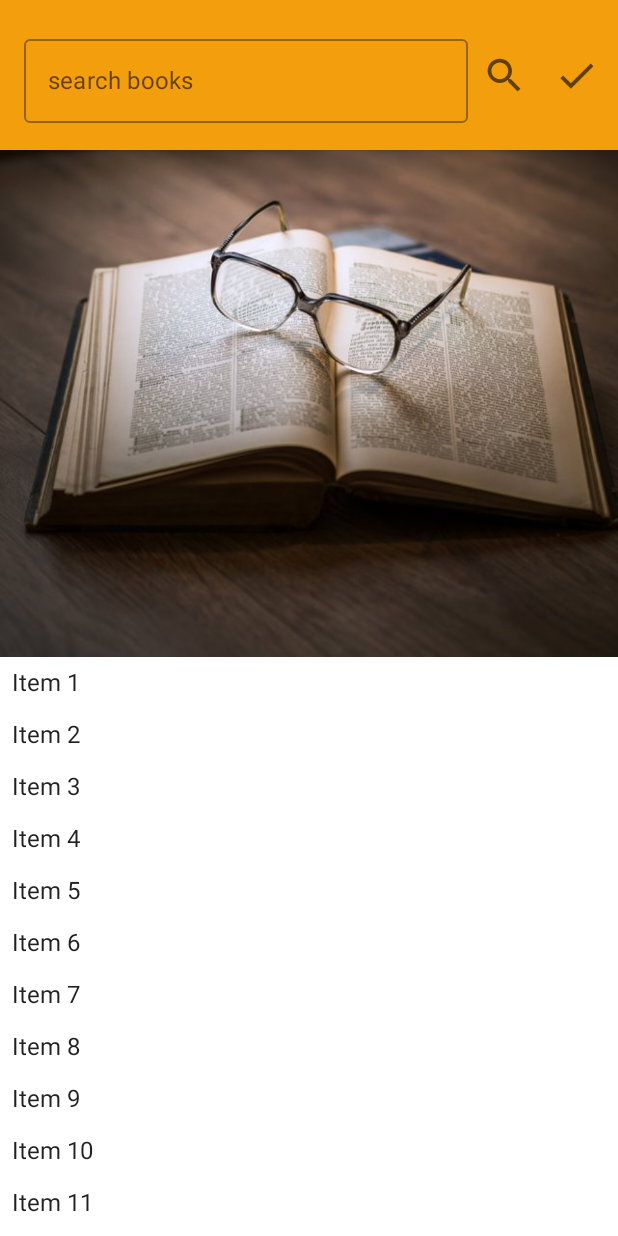
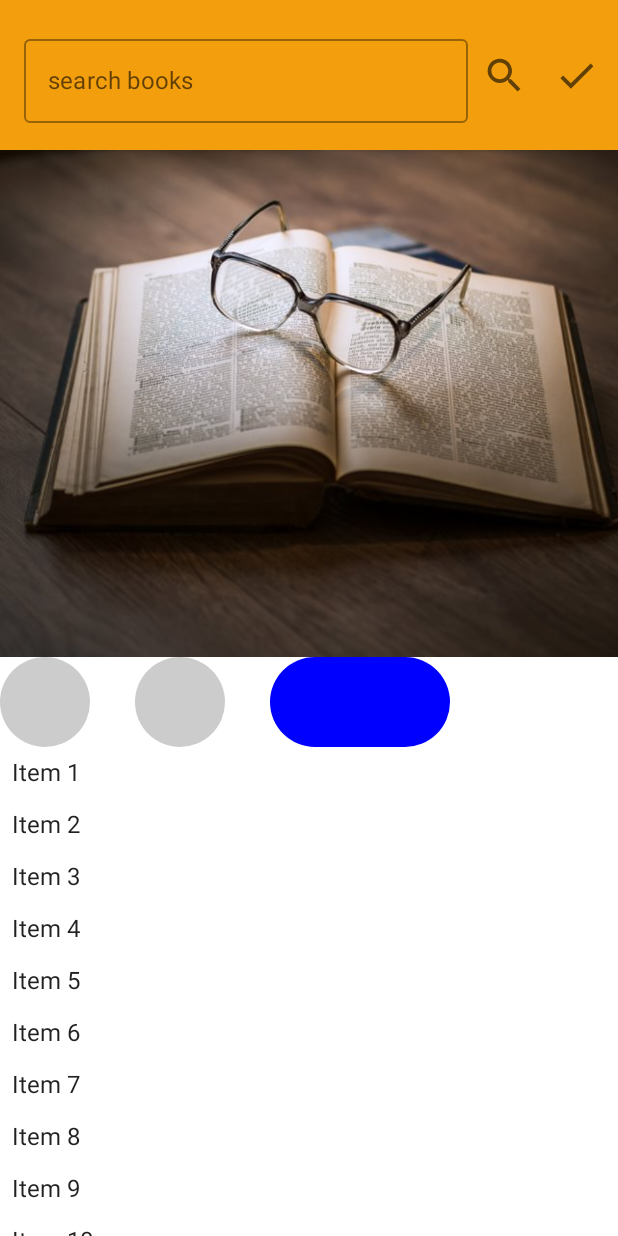
Before and after one commit to PrilepskiyAE/ShopBookApp, an Android app built with Jetpack Compose: the screen it shows after launch (MainActivity), on a phone screen of 412 x 824 dp. Run offline under Robolectric (Android 15) with nearby library versions, the phone set to English and light mode, and no system bars; our stand-ins replace Dagger/Hilt's generated code, Room's generated code; network calls fail.

```diff
--- a/app/src/main/java/com/prilepskiy/shopbookapp/presenter/ui/MainActivity.kt
+++ b/app/src/main/java/com/prilepskiy/shopbookapp/presenter/ui/MainActivity.kt
@@ -5,6 +5,10 @@ import android.util.Log
 import androidx.activity.ComponentActivity
 import androidx.activity.compose.setContent
 import androidx.activity.viewModels
+import androidx.compose.animation.animateColorAsState
+import androidx.compose.animation.core.animateDpAsState
+import androidx.compose.animation.core.tween
+import androidx.compose.foundation.Canvas
 import androidx.compose.foundation.Image
 import androidx.compose.foundation.background
 import androidx.compose.foundation.layout.*
@@ -16,10 +20,14 @@ import androidx.compose.material.icons.filled.Search
 import androidx.compose.runtime.*
 import androidx.compose.ui.Alignment
 import androidx.compose.ui.Modifier
+import androidx.compose.ui.geometry.CornerRadius
+import androidx.compose.ui.geometry.Offset
+import androidx.compose.ui.geometry.Size
 import androidx.compose.ui.graphics.Color
 import androidx.compose.ui.graphics.graphicsLayer
 import androidx.compose.ui.layout.ContentScale
 import androidx.compose.ui.res.painterResource
+import androidx.compose.ui.unit.Dp
 import androidx.compose.ui.unit.dp
 import androidx.lifecycle.lifecycleScope
 import com.prilepskiy.shopbookapp.R
@@ -117,9 +125,11 @@ class MainActivity : ComponentActivity() {
 
 
         }
+        PageIndicatorSample()
         LaunchedEffect(true) {
             repeat(Int.MAX_VALUE) {
                 delay(5500)
+
                 lazyListState.animateScrollToItem( it % list.size)
             }
         }
@@ -152,4 +162,113 @@ class MainActivity : ComponentActivity() {
 
     }
 
+    @Composable
+    fun PageIndicatorSample() {
+        val numberOfPages = 3
+        val (selectedPage, setSelectedPage) = remember {
+            mutableStateOf(0)
+        }
+
+        // NEVER use this, this is just for example
+        LaunchedEffect(
+            key1 = selectedPage,
+        ) {
+            delay(3000)
+            setSelectedPage((selectedPage + 1) % numberOfPages)
+        }
+
+        PageIndicator(
+            numberOfPages = numberOfPages,
+            selectedPage = selectedPage,
+            defaultRadius = 60.dp,
+            selectedLength = 120.dp,
+            space = 30.dp,
+            animationDurationInMillis = 1000,
+        )
+    }
+
+    @Composable
+    fun PageIndicator(
+        numberOfPages: Int,
+        modifier: Modifier = Modifier,
+        selectedPage: Int = 0,
+        selectedColor: Color = Color.Blue,
+        defaultColor: Color = Color.LightGray,
+        defaultRadius: Dp = 20.dp,
+        selectedLength: Dp = 60.dp,
+        space: Dp = 30.dp,
+        animationDurationInMillis: Int = 300,
+    ) {
+        Row(
+            verticalAlignment = Alignment.CenterVertically,
+            horizontalArrangement = Arrangement.spacedBy(space),
+            modifier = modifier,
+        ) {
+            for (i in 0 until numberOfPages) {
+                val isSelected = i == selectedPage
+                PageIndicatorView(
+                    isSelected = isSelected,
+                    selectedColor = selectedColor,
+                    defaultColor = defaultColor,
+                    defaultRadius = defaultRadius,
+                    selectedLength = selectedLength,
+                    animationDurationInMillis = animationDurationInMillis,
+                )
+            }
+        }
+    }
+    @Composable
+    fun PageIndicatorView(
+        isSelected: Boolean,
+        selectedColor: Color,
+        defaultColor: Color,
+        defaultRadius: Dp,
+        selectedLength: Dp,
+        animationDurationInMillis: Int,
+        modifier: Modifier = Modifier,
+    ) {
+
+        val color: Color by animateColorAsState(
+            targetValue = if (isSelected) {
+                selectedColor
+            } else {
+                defaultColor
+            },
+            animationSpec = tween(
+                durationMillis = animationDurationInMillis,
+            )
+        )
+        val width: Dp by animateDpAsState(
+            targetValue = if (isSelected) {
+                selectedLength
+            } else {
+                defaultRadius
+            },
+            animationSpec = tween(
+                durationMillis = animationDurationInMillis,
+            )
+        )
+
+        Canvas(
+            modifier = modifier
+                .size(
+                    width = width,
+                    height = defaultRadius,
+                ),
+        ) {
+            drawRoundRect(
+                color = color,
+                topLeft = Offset.Zero,
+                size = Size(
+                    width = width.toPx(),
+                    height = defaultRadius.toPx(),
+                ),
+                cornerRadius = CornerRadius(
+                    x = defaultRadius.toPx(),
+                    y = defaultRadius.toPx(),
+                ),
+            )
+        }
+    }
+
 }
```
